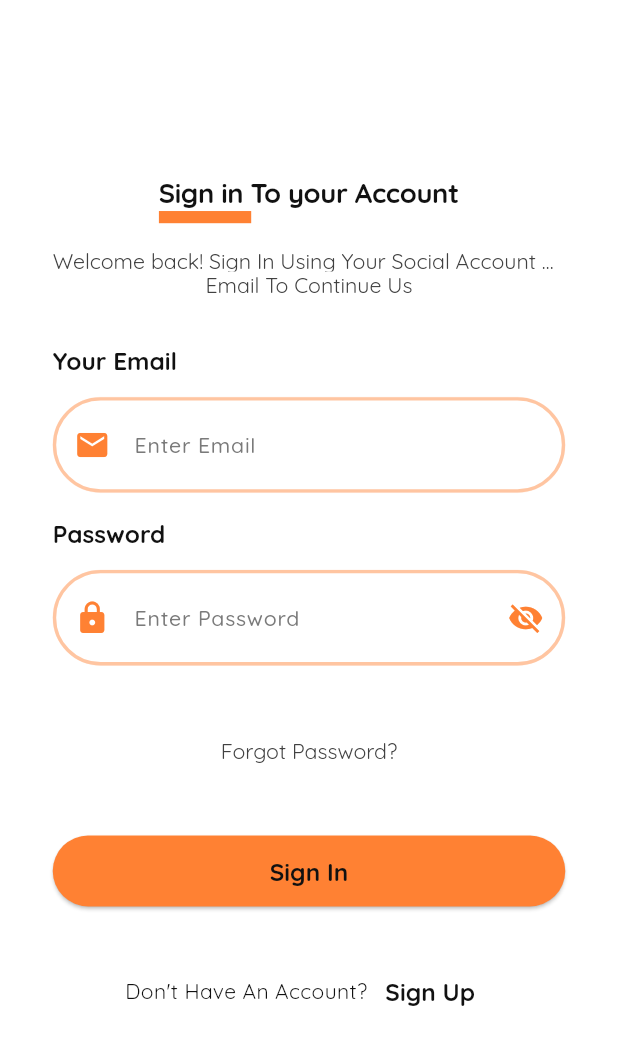
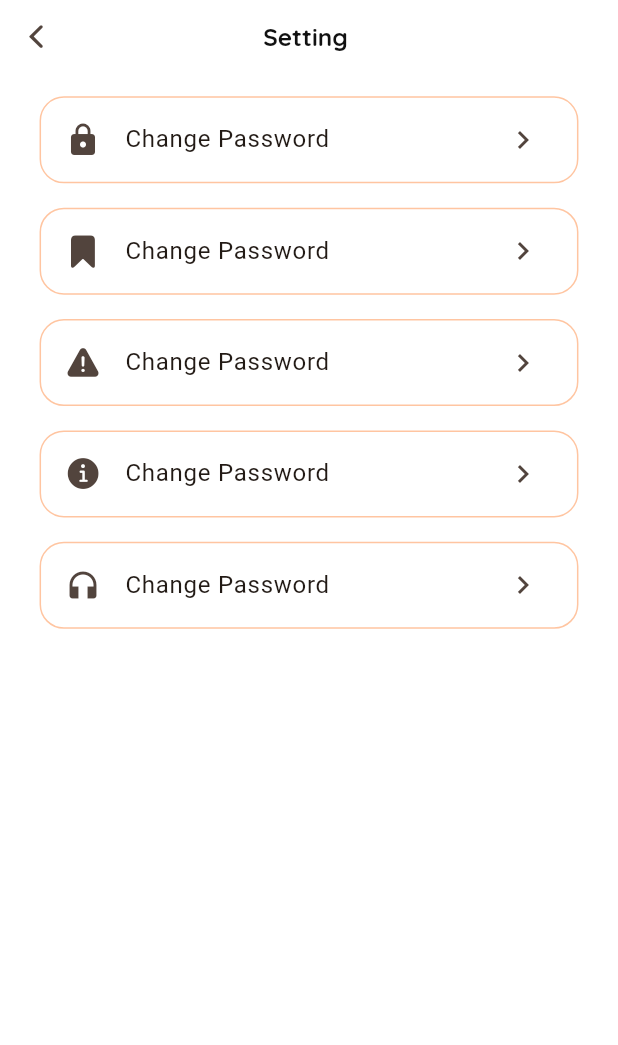
Before and after one commit to bdCalling-Sdt-hub/car_rental_albaryde, a Flutter app: the screen it shows after launch, on a phone screen of 412 x 824 dp. Shown: the top 1045 px of the screen. Run offline on Flutter 3.47's test engine with Material 3 defaults, Android fonts, the phone set to English and light mode, and no system bars; our stand-ins replace flutter_screenutil, flutter_svg, get, pin_code_fields.

Commit message:
ui:twoSettingsPageUI

```diff
--- a/lib/main.dart
+++ b/lib/main.dart
@@ -2,11 +2,7 @@ import 'package:flutter/material.dart';
 import 'package:get/get.dart';
 import 'package:flutter_screenutil/flutter_screenutil.dart';
 import 'package:untitled/utilities/app_theme.dart';
-import 'package:untitled/views/screens/forgot_password_page.dart';
-import 'package:untitled/views/screens/reset_password.dart';
-import 'package:untitled/views/screens/sign_in_page.dart';
-import 'package:untitled/views/screens/sign_up_page.dart';
-import 'package:untitled/views/screens/verify_mail.dart';
+import 'package:untitled/views/screens/user_role/setting/setting_landing.dart';
 
 void main() {
   runApp(const MyApp());
@@ -23,7 +19,7 @@ class MyApp extends StatelessWidget {
       splitScreenMode: true,
       builder: (context, child) {
         return GetMaterialApp(
-          home: SignInPage( ),
+          home: SettingsLandingPage(),
           theme: AppTheme.defaultThemeData,
           initialBinding: ControllerBinder(),
           debugShowCheckedModeBanner: false,
--- a/lib/utilities/app_strings.dart
+++ b/lib/utilities/app_strings.dart
@@ -58,4 +58,15 @@ class AppString {
 
   //============================Validator  String=======================================>
   static const String pleaseEnterYour = 'Please Enter Your';
+
+  //============================Settings Landing Page=======================================>
+  static const String setting = 'Setting';
+  static const String changePassword = 'Change Password';
+  static const String privacyPolicy = 'Privacy Policy';
+  static const String termsAndConditions = 'Terms & Conditions';
+  static const String aboutUs = 'About Us';
+  static const String support = 'Support';
+  //============================Settings Landing Page=======================================>
+  static const String newPassword = 'New Password';
+  static const String oldPassword = 'Old Password';
 }
--- /dev/null
+++ b/lib/views/base/components/custom_appbar.dart
@@ -0,0 +1,32 @@
+import 'package:flutter/cupertino.dart';
+import 'package:flutter/material.dart';
+import 'package:flutter_screenutil/flutter_screenutil.dart';
+import 'package:get/get.dart';
+
+class CustomAppbar extends StatelessWidget {
+  final String appBarHeadingText;
+
+  const CustomAppbar({super.key, required this.appBarHeadingText});
+
+  @override
+  Widget build(BuildContext context) {
+    return Row(
+      children: [
+        IconButton(
+          onPressed: () {
+            Get.back();
+          },
+          icon: Icon(CupertinoIcons.back),
+        ),
+        Expanded(
+          child: Text(
+            appBarHeadingText,
+            style: Theme.of(context).textTheme.headlineMedium,
+            textAlign: TextAlign.center,
+          ),
+        ),
+        SizedBox(width: 48.w ), // Adds space to balance the back button width
+      ],
+    );
+  }
+}
--- a/lib/views/base/widgets/app_custom_modal.dart
+++ b/lib/views/base/widgets/app_custom_modal.dart
@@ -5,7 +5,7 @@ import 'package:get/get_core/src/get_main.dart';
 import 'package:untitled/utilities/app_colors.dart';
 
 import '../../../utilities/app_strings.dart';
-import '../../screens/sign_in_page.dart';
+import '../../screens/user_role/authentication/sign_in_page.dart';
 
 class AppCustomModal extends StatelessWidget {
   const AppCustomModal({
--- a/lib/views/screens/reset_password.dart
+++ b/lib/views/screens/user_role/authentication/reset_password.dart
@@ -7,9 +7,9 @@ import 'package:untitled/utilities/app_strings.dart';
 import 'package:untitled/views/base/components/custom_toast.dart';
 import 'package:untitled/views/base/widgets/textUnderlne.dart';
 
-import '../base/components/custom_text_field.dart';
-import '../base/widgets/app_custom_modal.dart';
-import '../base/widgets/app_custom_textfield.dart';
+import '../../../base/components/custom_text_field.dart';
+import '../../../base/widgets/app_custom_modal.dart';
+import '../../../base/widgets/app_custom_textfield.dart';
 
 class ResetPasswordPage extends StatefulWidget {
   const ResetPasswordPage({super.key});
--- a/lib/views/screens/verify_mail.dart
+++ b/lib/views/screens/user_role/authentication/verify_mail.dart
@@ -7,7 +7,7 @@ import 'package:get/get_core/src/get_main.dart';
 import 'package:untitled/utilities/app_strings.dart';
 import 'package:untitled/views/base/custom_pin_code_field.dart';
 import 'package:untitled/views/base/widgets/textUnderlne.dart';
-import 'package:untitled/views/screens/reset_password.dart';
+import 'package:untitled/views/screens/user_role/authentication/reset_password.dart';
 
 class VerifyMailScreen extends StatefulWidget {
   const VerifyMailScreen({super.key});
--- /dev/null
+++ b/lib/views/screens/user_role/setting/setting_landing.dart
@@ -0,0 +1,91 @@
+import 'package:flutter/cupertino.dart';
+import 'package:flutter/material.dart';
+import 'package:flutter_screenutil/flutter_screenutil.dart';
+import 'package:get/get.dart';
+import 'package:get/get_core/src/get_main.dart' show Get;
+import 'package:untitled/utilities/app_colors.dart';
+import 'package:untitled/utilities/app_strings.dart';
+import 'package:untitled/views/base/components/custom_appbar.dart';
+import 'package:untitled/views/screens/user_role/setting/settings_password_change.dart';
+
+class SettingsLandingPage extends StatelessWidget {
+  const SettingsLandingPage({super.key});
+
+  @override
+  Widget build(BuildContext context) {
+    return Scaffold(
+      body: SafeArea(
+        child: (Column(
+          children: [
+            CustomAppbar(appBarHeadingText: AppString.setting),
+            SizedBox(height: 16.h),
+            Padding(
+              padding: const EdgeInsets.symmetric(horizontal: 24).w,
+              child: Column(
+                children: [
+                  SettingComponents(
+                    leading: Icon(Icons.lock),
+                    bodyText: AppString.changePassword,
+                    onTap: () {
+                      Get.to(SettingsPasswordChangePage());
+                    },
+                  ),
+                  SizedBox(height: 16.h),
+                  SettingComponents(
+                    leading: Icon(CupertinoIcons.bookmark_fill),
+                    bodyText: AppString.changePassword,
+                  ),
+                  SizedBox(height: 16.h),
+                  SettingComponents(
+                    leading: Icon(CupertinoIcons.exclamationmark_triangle_fill),
+                    bodyText: AppString.changePassword,
+                  ),
+                  SizedBox(height: 16.h),
+                  SettingComponents(
+                    leading: Icon(CupertinoIcons.info_circle_fill),
+                    bodyText: AppString.changePassword,
+                  ),
+                  SizedBox(height: 16.h),
+                  SettingComponents(
+                    leading: Icon(Icons.headphones),
+                    bodyText: AppString.changePassword,
+                  ),
+                  SizedBox(height: 16.h),
+                ],
+              ),
+            ),
+          ],
+        )),
+      ),
+    );
+  }
+}
+
+class SettingComponents extends StatelessWidget {
+  final Widget leading;
+  final String bodyText;
+  final Widget? endIcon;
+  final VoidCallback? onTap;
+
+  const SettingComponents({
+    super.key,
+    required this.leading,
+    required this.bodyText,
+    this.endIcon = const Icon(Icons.keyboard_arrow_right),
+    this.onTap,
+  });
+
+  @override
+  Widget build(BuildContext context) {
+    return ListTile(
+      shape: RoundedRectangleBorder(
+        side: BorderSide(color: AppColors.textFieldBorderColor),
+        borderRadius: BorderRadius.circular(16).r, // Rounded shape
+      ),
+      leading: leading,
+      title: Text(bodyText),
+      trailing: endIcon,
+      onTap: onTap,
+    );
+  }
+}
```
Also changed, not shown: lib/views/screens/user_role/authentication/forgot_password_page.dart (renamed from lib/views/screens/forgot_password_page.dart, +4 -4 lines), lib/views/screens/user_role/authentication/sign_in_page.dart (renamed from lib/views/screens/sign_in_page.dart, +5 -5 lines), lib/views/screens/user_role/authentication/sign_up_page.dart (renamed from lib/views/screens/sign_up_page.dart, +4 -4 lines), lib/views/screens/user_role/setting/settings_password_change.dart (added, +182 -0 lines).
